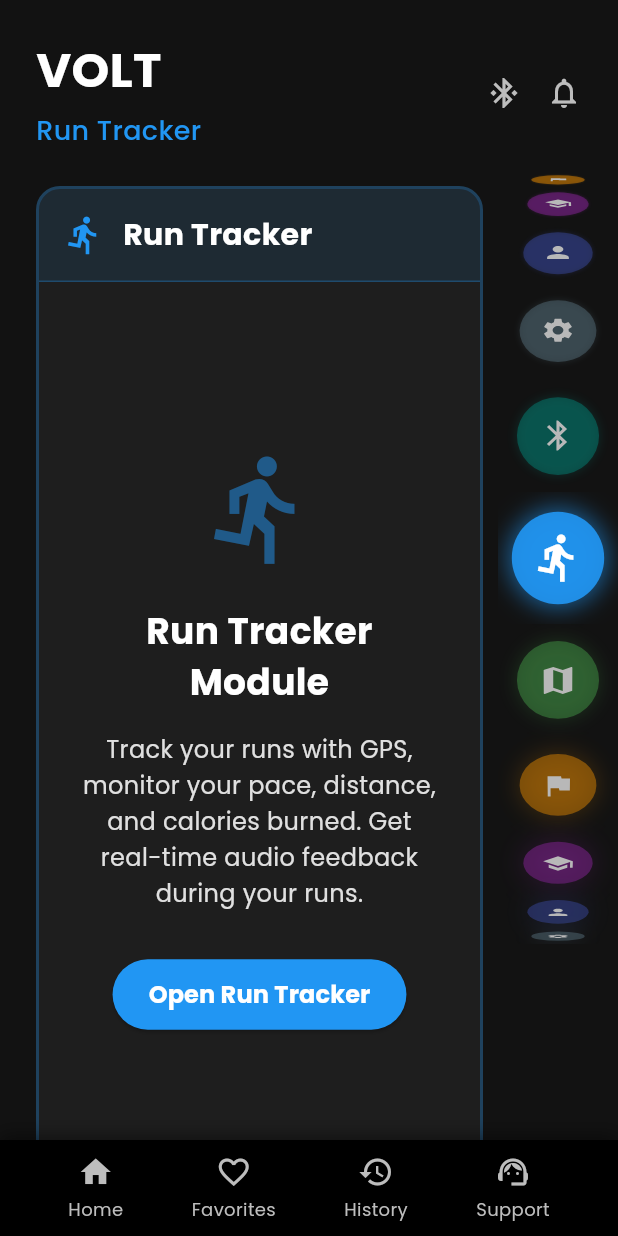
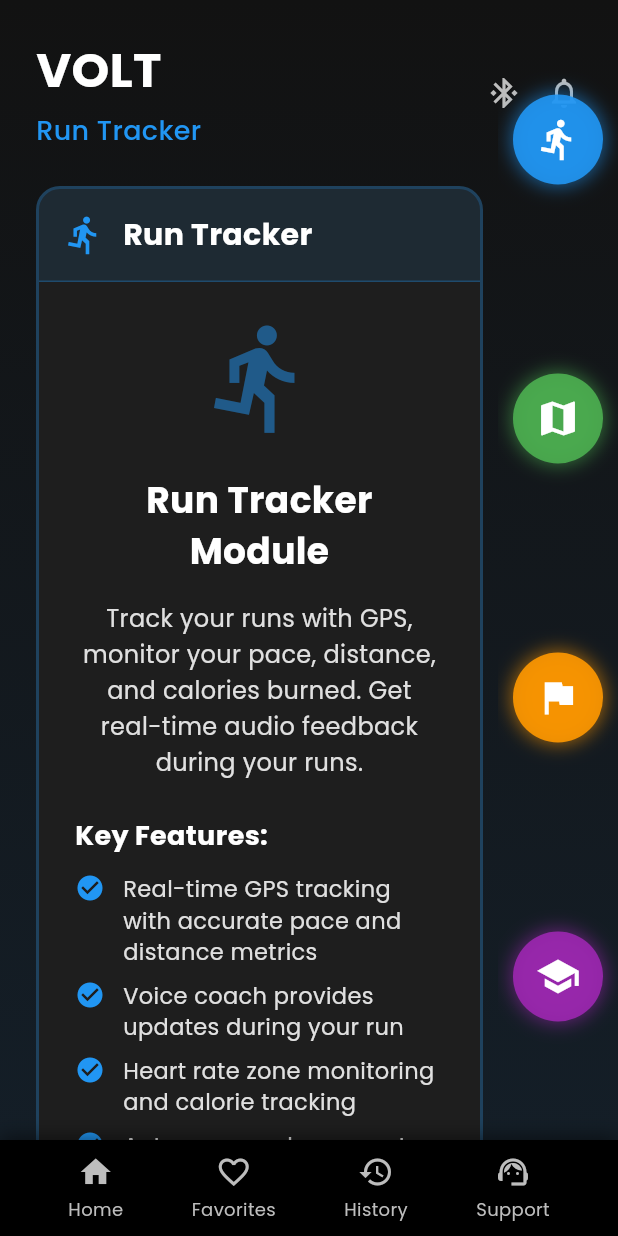
Before and after one commit to jtlab-studio/volt_flutter, a Flutter app: the screen it shows after launch, on a phone screen of 412 x 824 dp. Run offline on Flutter 3.47's test engine with Material 3 defaults, Android fonts, the phone set to English and light mode, and no system bars; our stand-ins replace flutter_riverpod.

Commit message:
minor working step with HomeScreen

```diff
--- a/lib/shell/screens/home_shell_screen.dart
+++ b/lib/shell/screens/home_shell_screen.dart
@@ -88,15 +88,27 @@ class _HomeShellScreenState extends ConsumerState<HomeShellScreen>
   @override
   Widget build(BuildContext context) {
     final currentMenuItem = menuItems[_selectedIndex];
+    final screenHeight = MediaQuery.of(context).size.height;
 
     return Scaffold(
       body: Stack(
         children: [
-          // Background pattern or image can go here
+          // Background gradient/pattern
           Container(
             width: double.infinity,
             height: double.infinity,
-            color: const Color(0xFF121212),
+            decoration: BoxDecoration(
+              gradient: LinearGradient(
+                begin: Alignment.topCenter,
+                end: Alignment.bottomCenter,
+                colors: [
+                  const Color(0xFF121212),
+                  Color.lerp(const Color(0xFF121212), currentMenuItem.color,
+                          0.1) ??
+                      const Color(0xFF121212),
+                ],
+              ),
+            ),
           ),
 
           // Main content area
@@ -175,8 +187,11 @@ class _HomeShellScreenState extends ConsumerState<HomeShellScreen>
               child: Padding(
                 padding:
                     const EdgeInsets.only(bottom: 80.0), // Space for footer
-                child: Center(
+                child: Container(
+                  height: screenHeight * 0.6, // Limited height for 4 items
+                  alignment: Alignment.center,
                   child: VerticalCarouselMenu(
+                    // This is a widget, not a method
                     menuItems: menuItems,
                     onItemSelected: _onMenuItemSelected,
                     initialIndex: _selectedIndex,
@@ -197,7 +212,7 @@ class _HomeShellScreenState extends ConsumerState<HomeShellScreen>
                 color: Colors.black,
                 boxShadow: [
                   BoxShadow(
-                    color: Colors.black.withAlpha(128), // Fixed withOpacity
+                    color: Colors.black.withAlpha(128),
                     blurRadius: 10,
                     offset: const Offset(0, -2),
                   ),
@@ -249,7 +264,7 @@ class _HomeShellScreenState extends ConsumerState<HomeShellScreen>
         color: const Color(0xFF1E1E1E),
         borderRadius: BorderRadius.circular(16),
         border: Border.all(
-          color: menuItem.color.withAlpha(77), // Fixed withOpacity
+          color: menuItem.color.withAlpha(77),
           width: 2,
         ),
       ),
@@ -261,10 +276,10 @@ class _HomeShellScreenState extends ConsumerState<HomeShellScreen>
             Container(
               padding: const EdgeInsets.all(16),
               decoration: BoxDecoration(
-                color: menuItem.color.withAlpha(25), // Already fixed
+                color: menuItem.color.withAlpha(25),
                 border: Border(
                   bottom: BorderSide(
-                    color: menuItem.color.withAlpha(77), // Already fixed
+                    color: menuItem.color.withAlpha(77),
                     width: 1,
                   ),
                 ),
@@ -289,9 +304,8 @@ class _HomeShellScreenState extends ConsumerState<HomeShellScreen>
               ),
             ),
 
-            // Content for the selected menu item (placeholder)
+            // Onboarding content for each menu item
             Expanded(
-              child: Center(
               child: SingleChildScrollView(
                 padding: const EdgeInsets.all(24),
                 child: Column(
@@ -300,7 +314,7 @@ class _HomeShellScreenState extends ConsumerState<HomeShellScreen>
                     Icon(
                       menuItem.icon,
                       size: 80,
-                        color: menuItem.color.withAlpha(128), // Already fixed
+                      color: menuItem.color.withAlpha(128),
                     ),
                     const SizedBox(height: 24),
                     Text(
@@ -322,6 +336,8 @@ class _HomeShellScreenState extends ConsumerState<HomeShellScreen>
                       ),
                       textAlign: TextAlign.center,
                     ),
+                    const SizedBox(height: 24),
+                    _buildFeatureList(menuItem),
                     const SizedBox(height: 32),
                     ElevatedButton(
                       onPressed: () {
@@ -348,10 +364,51 @@ class _HomeShellScreenState extends ConsumerState<HomeShellScreen>
                 ),
               ),
             ),
+          ],
+        ),
+      ),
+    );
+  }
+
+  Widget _buildFeatureList(MenuItemData menuItem) {
+    final features = _getModuleFeatures(menuItem.id);
+
+    return Column(
+      crossAxisAlignment: CrossAxisAlignment.start,
+      children: [
+        const Text(
+          'Key Features:',
+          style: TextStyle(
+            fontSize: 18,
+            fontWeight: FontWeight.bold,
+            color: Colors.white,
+          ),
+        ),
+        const SizedBox(height: 12),
+        ...features.map((feature) => Padding(
+              padding: const EdgeInsets.only(bottom: 8.0),
+              child: Row(
+                crossAxisAlignment: CrossAxisAlignment.start,
+                children: [
+                  Icon(
+                    Icons.check_circle,
+                    color: menuItem.color,
+                    size: 20,
+                  ),
+                  const SizedBox(width: 12),
+                  Expanded(
+                    child: Text(
+                      feature,
+                      style: TextStyle(
+                        fontSize: 15,
+                        color: Colors.grey[300],
+                      ),
+                    ),
                   ),
                 ],
               ),
-      ),
+            )),
+      ],
     );
   }
 
@@ -375,4 +432,73 @@ class _HomeShellScreenState extends ConsumerState<HomeShellScreen>
         return 'Explore this feature to enhance your running experience with Volt Running Tracker.';
     }
   }
+
+  List<String> _getModuleFeatures(String moduleId) {
+    switch (moduleId) {
+      case 'run':
+        return [
+          'Real-time GPS tracking with accurate pace and distance metrics',
+          'Voice coach provides updates during your run',
+          'Heart rate zone monitoring and calorie tracking',
+          'Auto-pause when you stop at intersections',
+          'Post-run analytics with detailed performance insights'
+        ];
+      case 'routes':
+        return [
+          'Discover popular running routes in your neighborhood',
+          'Filter routes by distance, elevation, terrain, and difficulty',
+          'Create and share your own custom routes',
+          'View detailed elevation profiles and safety ratings',
+          'Download routes for offline use'
+        ];
+      case 'race':
+        return [
+          'Custom training plans for 5K, 10K, half marathon, and marathon',
+          'Race day preparation checklists and nutrition guides',
+          'Performance prediction based on your training data',
+          'Pace strategy calculator for optimal race performance',
+          'Recovery plans after race completion'
+        ];
+      case 'academy':
+        return [
+          'Video tutorials on proper running techniques',
+          'Nutrition guides for runners at all levels',
+          'Injury prevention exercises and rehabilitation guides',
+          'Training methodology articles from professional coaches',
+          'Mental training and race strategy courses'
+        ];
+      case 'profile':
+        return [
+          'Comprehensive running history and statistics dashboard',
+          'Achievement badges and milestone tracking',
+          'Personal records and progress visualization',
+          'Goal setting and progress tracking',
+          'Share achievements on social media'
+        ];
+      case 'settings':
+        return [
+          'Customize app appearance and theme',
+          'Manage notification preferences',
+          'Connect and sync with other fitness apps',
+          'Adjust voice coach settings and preferences',
+          'Backup and restore your running data'
+        ];
+      case 'sensors':
+        return [
+          'Connect heart rate monitors and chest straps',
+          'Pair with foot pods for improved running metrics',
+          'Integration with smart watches and fitness trackers',
+          'Support for Bluetooth and ANT+ devices',
+          'Calibration tools for improved accuracy'
+        ];
+      default:
+        return [
+          'Feature 1',
+          'Feature 2',
+          'Feature 3',
+          'Feature 4',
+          'Feature 5',
+        ];
     }
+  }
+}
--- a/lib/shell/widgets/vertical_carousel_menu.dart
+++ b/lib/shell/widgets/vertical_carousel_menu.dart
@@ -7,7 +7,7 @@ class VerticalCarouselMenu extends StatefulWidget {
   final int initialIndex;
 
   const VerticalCarouselMenu({
-    super.key, // Fixed: Using super parameter
+    super.key,
     required this.menuItems,
     required this.onItemSelected,
     this.initialIndex = 0,
@@ -18,21 +18,23 @@ class VerticalCarouselMenu extends StatefulWidget {
 }
 
 class _VerticalCarouselMenuState extends State<VerticalCarouselMenu> {
-  late final FixedExtentScrollController _controller;
+  late final PageController _pageController;
   late int _selectedIndex;
-
-  // Removed the unused field
 
   @override
   void initState() {
     super.initState();
     _selectedIndex = widget.initialIndex;
-    _controller = FixedExtentScrollController(initialItem: _selectedIndex);
+    // Initialize PageController with viewportFraction to show 4 items
+    _pageController = PageController(
+      initialPage: _selectedIndex,
+      viewportFraction: 0.25, // Show 4 items at a time
+    );
   }
 
   @override
   void dispose() {
-    _controller.dispose();
+    _pageController.dispose();
     super.dispose();
   }
 
@@ -40,45 +42,42 @@ class _VerticalCarouselMenuState extends State<VerticalCarouselMenu> {
   Widget build(BuildContext context) {
     return SizedBox(
       width: 80,
-      child: NotificationListener<ScrollNotification>(
-        onNotification: _handleScrollNotification,
-        child: ListWheelScrollView.useDelegate(
-          controller: _controller,
-          itemExtent: 80, // Height of each item
-          perspective: 0.005,
-          diameterRatio: 2.0,
-          physics: const FixedExtentScrollPhysics(),
-          onSelectedItemChanged: _onItemChanged,
-          childDelegate: ListWheelChildLoopingListDelegate(
-            children:
-                widget.menuItems.map((item) => _buildMenuItem(item)).toList(),
-          ),
-          // Configure to show approximately 4 items at a time
-          magnification: 1.1, // Slightly enlarges the selected item
-          useMagnifier: true,
-          overAndUnderCenterOpacity: 0.7, // Fades the non-selected items
+      child: RotatedBox(
+        quarterTurns: 1, // Rotate to make horizontal PageView appear vertical
+        child: PageView.builder(
+          controller: _pageController,
+          itemCount: widget.menuItems.length *
+              3, // Triple the items for infinite scrolling effect
+          scrollDirection:
+              Axis.horizontal, // This becomes vertical after rotation
+          onPageChanged: _onItemChanged,
+          padEnds: false,
+          physics: const BouncingScrollPhysics(),
+          itemBuilder: (context, index) {
+            // Calculate actual index with wrapping for infinite scrolling effect
+            final wrappedIndex = index % widget.menuItems.length;
+            return _buildMenuItem(
+                widget.menuItems[wrappedIndex], wrappedIndex == _selectedIndex);
+          },
         ),
       ),
     );
   }
 
-  Widget _buildMenuItem(MenuItemData item) {
-    final isSelected = widget.menuItems[_selectedIndex].id == item.id;
-
-    return Container(
-      margin: const EdgeInsets.symmetric(vertical: 8, horizontal: 12),
+  Widget _buildMenuItem(MenuItemData item, bool isSelected) {
+    return RotatedBox(
+      quarterTurns: 3, // Rotate back to normal orientation
+      child: Container(
+        margin: const EdgeInsets.all(10),
         decoration: BoxDecoration(
           shape: BoxShape.circle,
-        color: isSelected
-            ? item.color.withAlpha(230) // ~0.9 opacity
-            : item.color.withAlpha(153), // ~0.6 opacity
+          color:
+              item.color.withAlpha(230), // All buttons bright and highlighted
           boxShadow: [
             BoxShadow(
-            color: isSelected
-                ? item.color.withAlpha(153) // ~0.6 opacity
-                : item.color.withAlpha(77), // ~0.3 opacity
-            blurRadius: isSelected ? 12 : 8,
-            spreadRadius: isSelected ? 2 : 0,
+              color: item.color.withAlpha(153),
+              blurRadius: 10,
+              spreadRadius: 1,
             ),
           ],
         ),
@@ -86,21 +85,27 @@ class _VerticalCarouselMenuState extends State<VerticalCarouselMenu> {
           child: Icon(
             item.icon,
             color: Colors.white,
-          size: isSelected ? 32 : 26,
+            size: 30, // All icons same size
+          ),
         ),
       ),
     );
   }
 
-  bool _handleScrollNotification(ScrollNotification notification) {
-    // Can be used to handle custom scroll behavior if needed
-    return true;
-  }
+  void _onItemChanged(int index) {
+    final wrappedIndex = index % widget.menuItems.length;
+    setState(() {
+      _selectedIndex = wrappedIndex;
+    });
+    widget.onItemSelected(wrappedIndex);
 
-  void _onItemChanged(int index) {
-    setState(() {
-      _selectedIndex = index;
-    });
-    widget.onItemSelected(index);
+    // Handling infinite scroll behavior
+    if (index == widget.menuItems.length * 2 - 1) {
+      // If we're at the end of the tripled list, jump to the middle set
+      _pageController.jumpToPage(wrappedIndex + widget.menuItems.length);
+    } else if (index == 0) {
+      // If we're at the start, jump to the middle set
+      _pageController.jumpToPage(wrappedIndex + widget.menuItems.length);
     }
   }
+}
```
Lines whose indentation alone changed are shown as unchanged.
